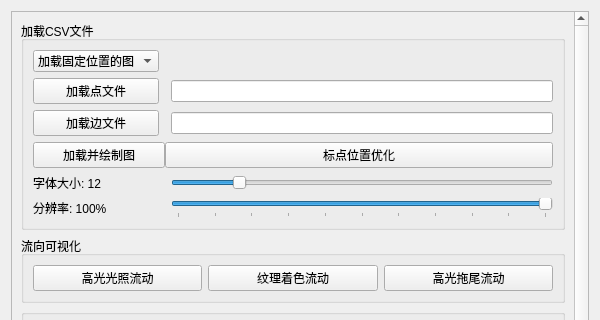
The window that vis4earth/graph_viser/graph_layout.ui (junjiangyue/vis-on-earth-qt-osg) describes before a commit, drawn with Qt 5; both pictures show x 0 to 600 and y 0 to 320 of the 600 by 600 pixel window.
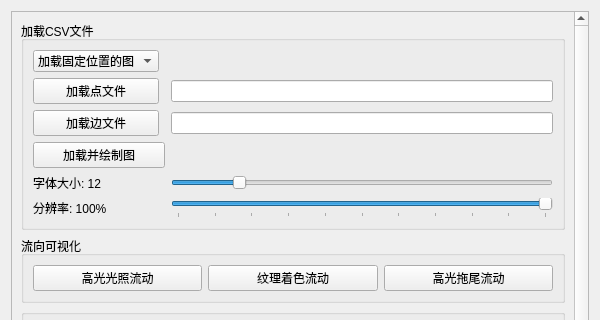
The same window after the commit.

```diff
--- a/vis4earth/graph_viser/graph_layout.ui
+++ b/vis4earth/graph_viser/graph_layout.ui
@@ -139,13 +139,6 @@
             </property>
            </widget>
           </item>
-          <item row="4" column="1" colspan="2">
-           <widget class="QPushButton" name="loadMarker">
-            <property name="text">
-             <string>标点位置优化</string>
-            </property>
-           </widget>
-          </item>
           <item row="4" column="0" colspan="2">
            <widget class="QPushButton" name="loadAndDrawGraphButton">
             <property name="text">
```
